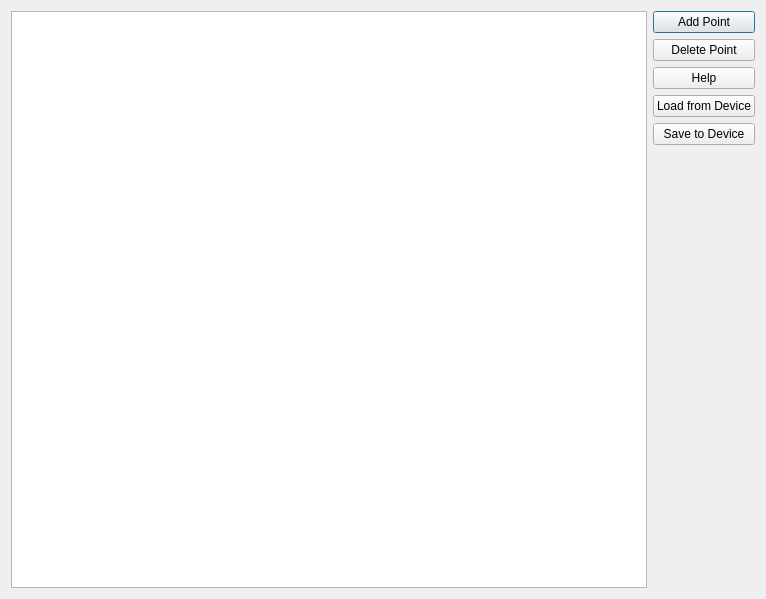
This is Software/PC_Application/Calibration/amplitudecaldialog.ui in jankae/LibreVNA as Qt 5 draws it before an edit. The edited form follows.
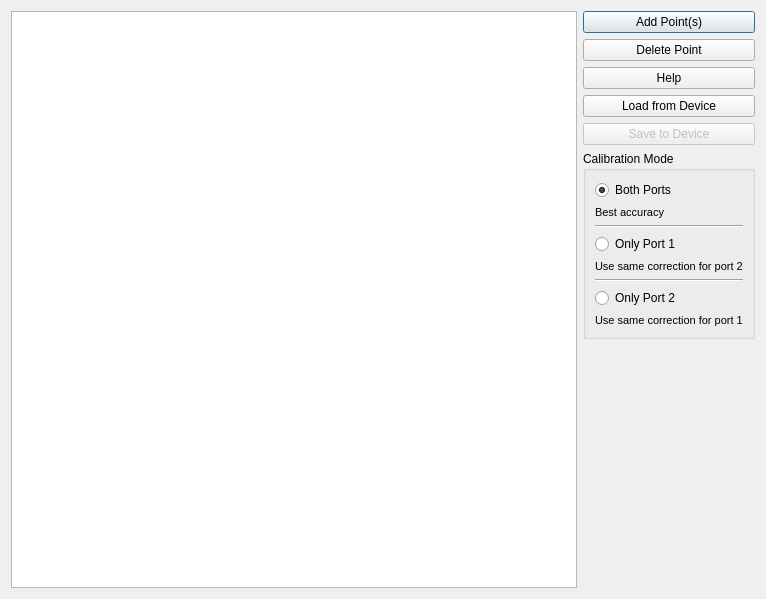
This is the edited form. Icons and pictures are not drawn.

Commit message: Working source and receiver calibration

Diff of the .ui file:
```diff
--- a/Software/PC_Application/Calibration/amplitudecaldialog.ui
+++ b/Software/PC_Application/Calibration/amplitudecaldialog.ui
@@ -28,11 +28,11 @@
     </widget>
    </item>
    <item>
-    <layout class="QVBoxLayout" name="verticalLayout">
+    <layout class="QVBoxLayout" name="verticalLayout_2">
      <item>
       <widget class="QPushButton" name="add">
        <property name="text">
-        <string>Add Point</string>
+        <string>Add Point(s)</string>
        </property>
        <property name="icon">
         <iconset theme="list-add" resource="../icons.qrc">
@@ -74,6 +74,9 @@
      </item>
      <item>
       <widget class="QPushButton" name="save">
+       <property name="enabled">
+        <bool>false</bool>
+       </property>
        <property name="text">
         <string>Save to Device</string>
        </property>
@@ -83,6 +86,101 @@
        </property>
       </widget>
      </item>
+     <item>
+      <widget class="QGroupBox" name="groupBox">
+       <property name="title">
+        <string>Calibration Mode</string>
+       </property>
+       <layout class="QVBoxLayout" name="verticalLayout">
+        <item>
+         <widget class="QRadioButton" name="modeBoth">
+          <property name="text">
+           <string>Both Ports</string>
+          </property>
+          <property name="checked">
+           <bool>true</bool>
+          </property>
+          <attribute name="buttonGroup">
+           <string notr="true">groupMode</string>
+          </attribute>
+         </widget>
+        </item>
+        <item>
+         <widget class="QLabel" name="label">
+          <property name="font">
+           <font>
+            <pointsize>8</pointsize>
+           </font>
+          </property>
+          <property name="text">
+           <string>Best accuracy</string>
+          </property>
+          <property name="alignment">
+           <set>Qt::AlignLeading|Qt::AlignLeft|Qt::AlignVCenter</set>
+          </property>
+         </widget>
+        </item>
+        <item>
+         <widget class="Line" name="line">
+          <property name="orientation">
+           <enum>Qt::Horizontal</enum>
+          </property>
+         </widget>
+        </item>
+        <item>
+         <widget class="QRadioButton" name="modePort1">
+          <property name="text">
+           <string>Only Port 1</string>
+          </property>
+          <attribute name="buttonGroup">
+           <string notr="true">groupMode</string>
+          </attribute>
+         </widget>
+        </item>
+        <item>
+         <widget class="QLabel" name="label_2">
+          <property name="font">
+           <font>
+            <pointsize>8</pointsize>
+           </font>
+          </property>
+          <property name="text">
+           <string>Use same correction for port 2</string>
+          </property>
+         </widget>
+        </item>
+        <item>
+         <widget class="Line" name="line_2">
+          <property name="orientation">
+           <enum>Qt::Horizontal</enum>
+          </property>
+         </widget>
+        </item>
+        <item>
+         <widget class="QRadioButton" name="modePort2">
+          <property name="text">
+           <string>Only Port 2</string>
+          </property>
+          <attribute name="buttonGroup">
+           <string notr="true">groupMode</string>
+          </attribute>
+         </widget>
+        </item>
+        <item>
+         <widget class="QLabel" name="label_3">
+          <property name="font">
+           <font>
+            <pointsize>8</pointsize>
+           </font>
+          </property>
+          <property name="text">
+           <string>Use same correction for port 1</string>
+          </property>
+         </widget>
+        </item>
+       </layout>
+      </widget>
+     </item>
      <item>
       <spacer name="verticalSpacer">
        <property name="orientation">
```
Left out of the diff: 6 changed lines with no effect on the pictures. The commit also changes 22 other files.
